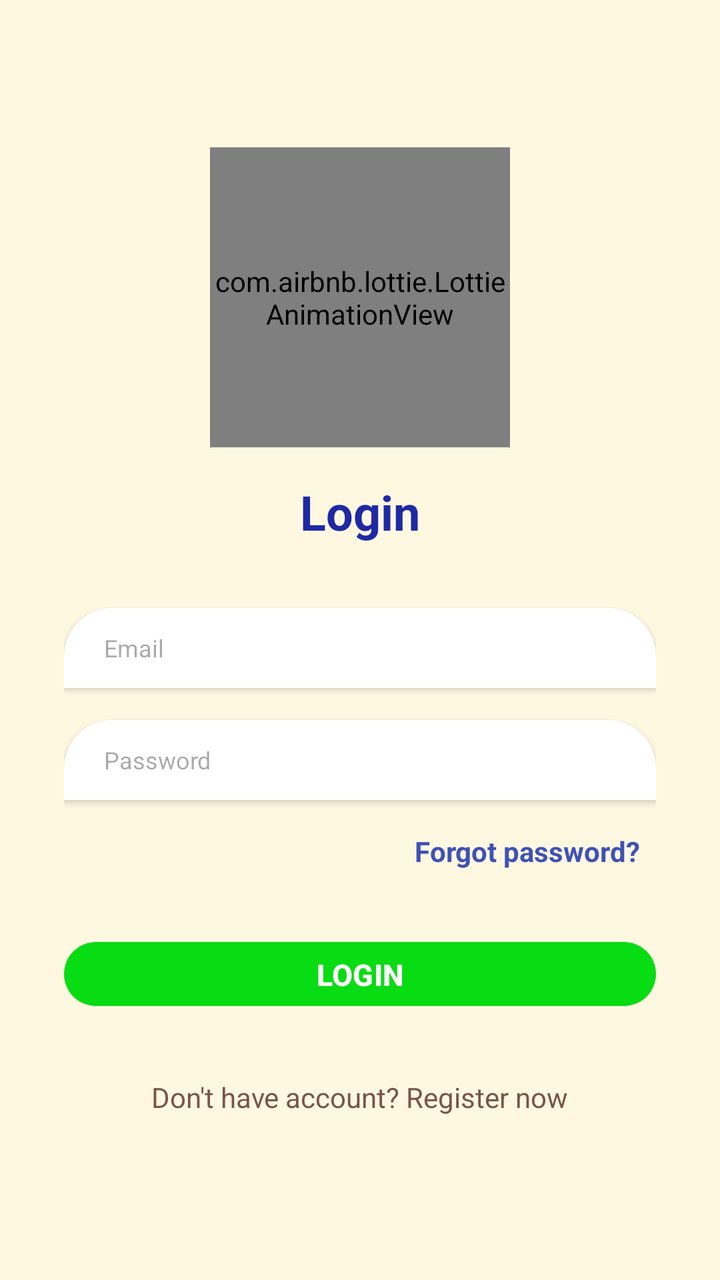
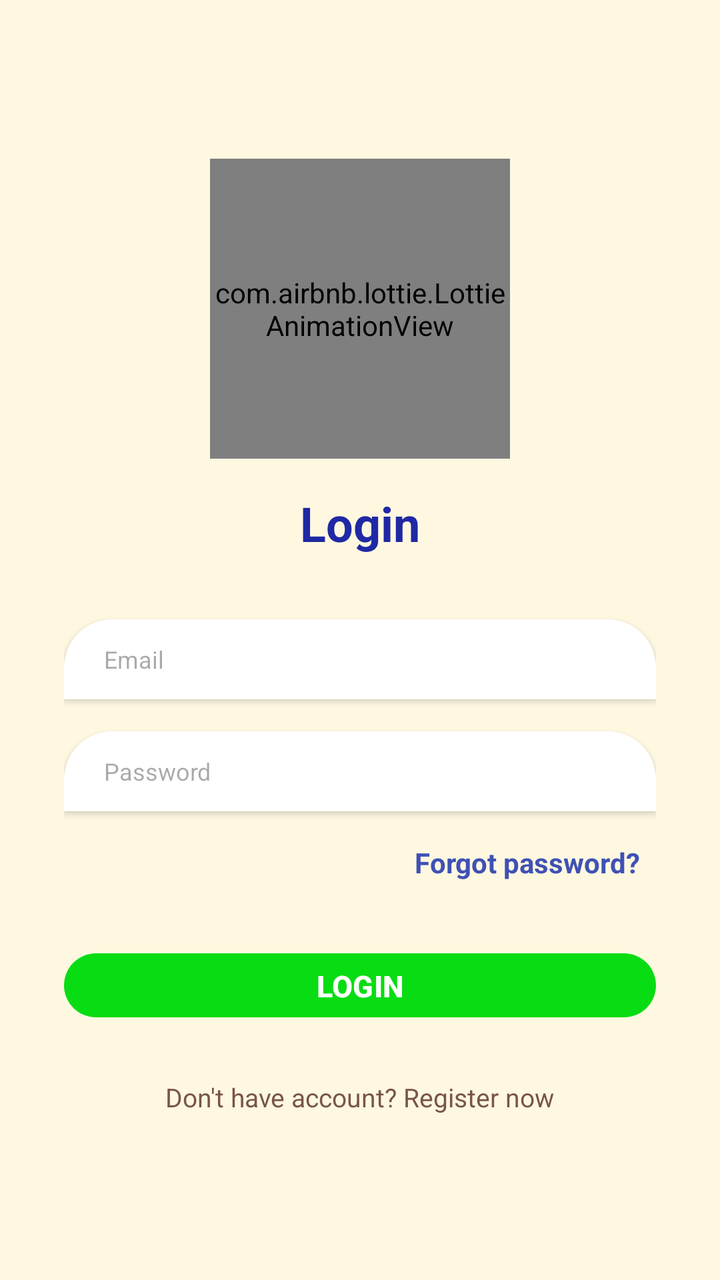

An Android layout rendered at two revisions. The XML below is the earlier revision; the diff shows what the commit changed to produce the second picture.
<!-- AndroidManifest.xml: application theme Theme.LingoEnglishApp -->
<!-- res/layout/activity_login.xml -->
<?xml version="1.0" encoding="utf-8"?>
<LinearLayout xmlns:android="http://schemas.android.com/apk/res/android"
    xmlns:app="http://schemas.android.com/apk/res-auto"
    android:layout_width="match_parent"
    android:layout_height="match_parent"
    android:background="@color/colorBackground"
    android:gravity="center"
    android:orientation="vertical"
    android:padding="32dp">

    
    <com.airbnb.lottie.LottieAnimationView
        android:layout_width="150dp"
        android:layout_height="150dp"
        app:lottie_autoPlay="true"
        app:lottie_loop="true"
        app:lottie_rawRes="@raw/corgi_animation5" />

    <TextView
        android:layout_width="wrap_content"
        android:layout_height="wrap_content"
        android:layout_marginTop="16dp"
        android:layout_marginBottom="32dp"
        android:text="Login"
        android:textColor="@color/colorPrimaryDark"
        android:textSize="24sp"
        android:textStyle="bold" />

    
    <EditText
        android:id="@+id/edtEmail"
        android:layout_width="match_parent"
        android:layout_height="40dp"
        android:background="@drawable/bg_bottom_sheet"
        android:elevation="2dp"
        android:textSize="12sp"
        android:hint="Email"
        android:textColor="@color/black"
        android:inputType="textEmailAddress"
        android:paddingHorizontal="20dp" />

    
    <EditText
        android:id="@+id/edtPassword"
        android:layout_width="match_parent"
        android:layout_height="40dp"
        android:layout_marginTop="16dp"
        android:background="@drawable/bg_bottom_sheet"
        android:elevation="2dp"
        android:textSize="12sp"
        android:textColor="@color/black"
        android:hint="Password"
        android:inputType="textPassword"
        android:paddingHorizontal="20dp" />

    
    <TextView
        android:id="@+id/tvForgotPassword"
        android:layout_width="wrap_content"
        android:layout_height="wrap_content"
        android:layout_gravity="end"
        android:layout_marginTop="8dp"
        android:padding="8dp"
        android:text="Forgot password?"
        android:textColor="@color/colorPrimary"
        android:textSize="14sp"
        android:textStyle="bold" />

    <com.google.android.material.button.MaterialButton
        android:id="@+id/btnLogin"
        android:layout_width="match_parent"
        android:layout_height="40dp"
        android:layout_marginTop="24dp"
        android:text="LOGIN"
        android:textSize="15sp"
        android:textStyle="bold"
        app:backgroundTint="@color/colorTravel"
        app:cornerRadius="16dp" />

    <TextView
        android:id="@+id/tvGoToRegister"
        android:layout_width="wrap_content"
        android:layout_height="wrap_content"
        android:layout_marginTop="24dp"
        android:backgroundTint="@color/colorPrimary"
        android:padding="8dp"
        android:text="Don't have account? Register now"
        android:textColor="@color/colorTextSecondary"
        android:textSize="14sp" />

</LinearLayout>
<!-- resources referenced by this layout -->
<resources>
  <color name="black">#000000</color>
  <color name="colorBackground">#FFF8E1</color>
  <color name="colorPrimary">#3F51B5</color>
  <color name="colorPrimaryDark">#1F29A4</color>
  <color name="colorTextSecondary">#795548</color>
  <color name="colorTravel">#08DC13</color>
  <!-- drawable bg_bottom_sheet (drawable) -->
  <?xml version="1.0" encoding="utf-8"?>
  <shape xmlns:android="http://schemas.android.com/apk/res/android"
      android:shape="rectangle">
  
      
      <solid android:color="#FFFFFF" />
  
      
      <corners
          android:topLeftRadius="24dp"
          android:topRightRadius="24dp" />
  
  </shape>
  <style name="Theme.LingoEnglishApp" parent="Base.Theme.LingoEnglishApp" />
  <style name="Base.Theme.LingoEnglishApp" parent="Theme.Material3.DayNight.NoActionBar">
          
          
      </style>
</resources>

<!-- the commit's change to res/layout/activity_login.xml (unified diff, before → after) -->
@@ -83,9 +83,9 @@
         android:layout_height="wrap_content"
         android:layout_marginTop="24dp"
         android:backgroundTint="@color/colorPrimary"
-        android:padding="8dp"
+        android:padding="3dp"
         android:text="Don't have account? Register now"
         android:textColor="@color/colorTextSecondary"
-        android:textSize="14sp" />
+        android:textSize="13sp" />
 
 </LinearLayout>
